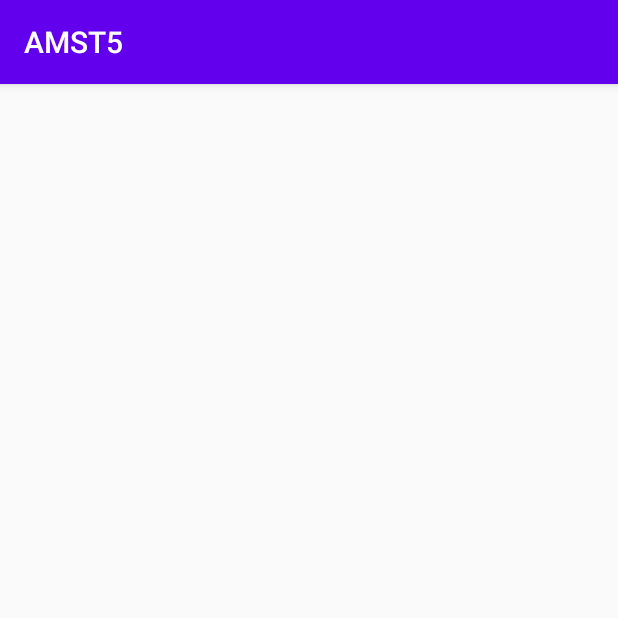
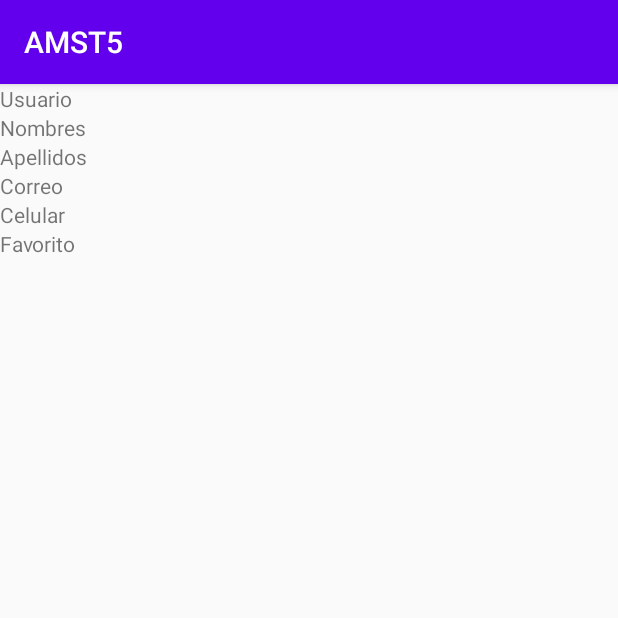
Before and after one commit to jaimemoransantos/PST_TA5_G5, an Android app: the Perfil screen opened directly, with no data from a screen before it, on a phone screen of 412 x 824 dp, the top half of it. Run offline under Robolectric (Android 15) with nearby library versions, the phone set to English and light mode, and no system bars; Roboto replaces fonts that are not available here.

Commit message:
Modificacion Activity Perfil XML

```diff
--- a/app/src/main/java/com/example/amst5/Libro.java
+++ b/app/src/main/java/com/example/amst5/Libro.java
@@ -9,7 +9,7 @@ public class Libro {
     private String autor;
     private String editorial;
     private String sinopsis;
-    public Libro( String nomb,String cat, String autor, String editorial, String sinopsis,String ruta){
+    public Libro(String nomb,String cat, String autor, String editorial, String sinopsis,String ruta){
         rutaImagen=ruta;
         titulo=nomb;
         categoria=cat;
--- a/app/src/main/res/layout/activity_perfil.xml
+++ b/app/src/main/res/layout/activity_perfil.xml
@@ -6,4 +6,64 @@
     android:layout_height="match_parent"
     tools:context=".Perfil">
 
+    <ScrollView
+        android:layout_width="0dp"
+        android:layout_height="0dp"
+        app:layout_constraintBottom_toBottomOf="parent"
+        app:layout_constraintEnd_toEndOf="parent"
+        app:layout_constraintHorizontal_bias="0.0"
+        app:layout_constraintStart_toStartOf="parent"
+        app:layout_constraintTop_toTopOf="parent"
+        app:layout_constraintVertical_bias="0.0">
+
+        <LinearLayout
+            android:layout_width="match_parent"
+            android:layout_height="wrap_content"
+            android:orientation="vertical">
+
+            <ImageView
+                android:id="@+id/imageView5"
+                android:layout_width="match_parent"
+                android:layout_height="wrap_content"
+                tools:srcCompat="@tools:sample/avatars" />
+
+            <TextView
+                android:id="@+id/textUsuario"
+                android:layout_width="wrap_content"
+                android:layout_height="wrap_content"
+                android:text="Usuario"
+                android:textAlignment="textStart" />
+
+            <TextView
+                android:id="@+id/textNombre"
+                android:layout_width="match_parent"
+                android:layout_height="wrap_content"
+                android:text="Nombres" />
+
+            <TextView
+                android:id="@+id/textApellido"
+                android:layout_width="match_parent"
+                android:layout_height="wrap_content"
+                android:text="Apellidos" />
+
+            <TextView
+                android:id="@+id/textCorreo"
+                android:layout_width="match_parent"
+                android:layout_height="wrap_content"
+                android:text="Correo" />
+
+            <TextView
+                android:id="@+id/textCelular"
+                android:layout_width="match_parent"
+                android:layout_height="wrap_content"
+                android:text="Celular" />
+
+            <TextView
+                android:id="@+id/textFavorito"
+                android:layout_width="match_parent"
+                android:layout_height="wrap_content"
+                android:text="Favorito" />
+
+        </LinearLayout>
+    </ScrollView>
 </androidx.constraintlayout.widget.ConstraintLayout>
```
